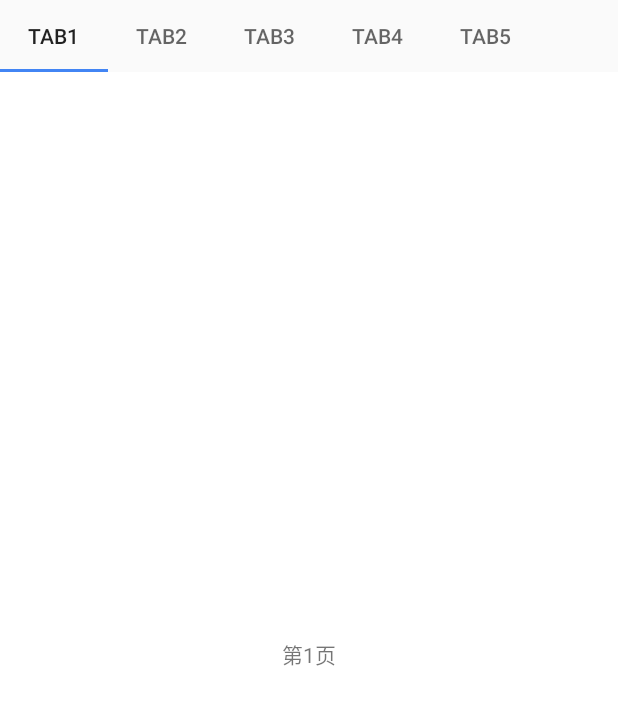
After one commit to Gaih/weiboDemo, an Android app: the News screen opened directly, with no data from a screen before it, on a phone screen of 412 x 824 dp. The commit adds this screen. Shown: the top 705 px of the screen. Run offline under Robolectric (Android 15) with nearby library versions, the phone set to English and light mode, and no system bars.

Commit message:
添加tablayout

```diff
--- a/app/src/main/java/com/liuhuan/demo/Login.java
+++ b/app/src/main/java/com/liuhuan/demo/Login.java
@@ -85,6 +85,7 @@ public class Login extends AppCompatActivity implements View.OnClickListener {
             case R.id.mReg:
                 Intent intent = new Intent(Login.this, Regiest.class);
                 startActivity(intent);
+                finish();
 
                 break;
             case R.id.mLogin:
@@ -93,6 +94,7 @@ public class Login extends AppCompatActivity implements View.OnClickListener {
                 }else {
                     mDialog = new ProgressDialog(Login.this);
                     mDialog.setTitle("登陆");
+
                     mDialog.setMessage("正在登陆服务器，请稍后...");
                     mDialog.show();
                     new Thread(mRunnable).start();
@@ -117,7 +119,7 @@ public class Login extends AppCompatActivity implements View.OnClickListener {
             Log.d("11111", formBody.toString());
 
             final Request request = new Request.Builder()
-                    .url("http://192.168.1.157:81/php/insert.php")
+                    .url("http://192.168.1.181/php/insert.php")
                     .post(formBody)
                     .build();
 //new call
@@ -164,6 +166,7 @@ public class Login extends AppCompatActivity implements View.OnClickListener {
                     mDialog.cancel();
                     Intent intent = new Intent(Login.this, MainActivity.class);
                     startActivity(intent);
+                    finish();
                     Toast.makeText(getApplicationContext(), "登录成功~", Toast.LENGTH_SHORT).show();
                     break;
                 case 1:
--- /dev/null
+++ b/app/src/main/java/com/liuhuan/demo/News.java
@@ -0,0 +1,29 @@
+package com.liuhuan.demo;
+
+import android.os.Bundle;
+import android.support.design.widget.TabLayout;
+import android.support.v4.view.ViewPager;
+import android.support.v7.app.AppCompatActivity;
+
+import com.liuhuan.demo.fragment.MyFragmentPagerAdapter;
+
+/**
+ * Created by Administrator on 2017/3/23.
+ */
+
+public class News extends AppCompatActivity {
+
+    @Override
+    protected void onCreate(Bundle savedInstanceState) {
+        super.onCreate(savedInstanceState);
+        setContentView(R.layout.news);
+        ViewPager viewPager = (ViewPager) findViewById(R.id.viewPager);
+        MyFragmentPagerAdapter adapter = new MyFragmentPagerAdapter(getSupportFragmentManager(),
+                this);
+        viewPager.setAdapter(adapter);
+
+        //TabLayout
+        TabLayout tabLayout = (TabLayout) findViewById(R.id.tabLayout);
+        tabLayout.setupWithViewPager(viewPager);
+    }
+}
--- /dev/null
+++ b/app/src/main/java/com/liuhuan/demo/fragment/MyFragmentPagerAdapter.java
@@ -0,0 +1,36 @@
+package com.liuhuan.demo.fragment;
+
+import android.content.Context;
+import android.support.v4.app.Fragment;
+import android.support.v4.app.FragmentManager;
+import android.support.v4.app.FragmentPagerAdapter;
+
+/**
+ * Created by Administrator on 2017/3/23.
+ */
+
+public class MyFragmentPagerAdapter extends FragmentPagerAdapter {
+    public final int COUNT = 5;
+    private String[] titles = new String[]{"Tab1", "Tab2", "Tab3", "Tab4", "Tab5"};
+    private Context context;
+
+    public MyFragmentPagerAdapter(FragmentManager fm, Context context) {
+        super(fm);
+        this.context = context;
+    }
+
+    @Override
+    public Fragment getItem(int position) {
+        return PageFragment.newInstance(position + 1);
+    }
+
+    @Override
+    public int getCount() {
+        return COUNT;
+    }
+
+    @Override
+    public CharSequence getPageTitle(int position) {
+        return titles[position];
+    }
+}
--- /dev/null
+++ b/app/src/main/java/com/liuhuan/demo/fragment/PageFragment.java
@@ -0,0 +1,44 @@
+package com.liuhuan.demo.fragment;
+
+import android.os.Bundle;
+import android.support.annotation.Nullable;
+import android.support.v4.app.Fragment;
+import android.view.LayoutInflater;
+import android.view.View;
+import android.view.ViewGroup;
+import android.widget.TextView;
+
+import com.liuhuan.demo.R;
+
+/**
+ * Created by Administrator on 2017/3/23.
+ */
+
+public class PageFragment extends Fragment {
+    public static final String ARGS_PAGE = "args_page";
+    private int mPage;
+
+    public static PageFragment newInstance(int page) {
+        Bundle args = new Bundle();
+
+        args.putInt(ARGS_PAGE, page);
+        PageFragment fragment = new PageFragment();
+        fragment.setArguments(args);
+        return fragment;
+    }
+
+    @Override
+    public void onCreate(Bundle savedInstanceState) {
+        super.onCreate(savedInstanceState);
+        mPage = getArguments().getInt(ARGS_PAGE);
+    }
+
+    @Nullable
+    @Override
+    public View onCreateView(LayoutInflater inflater, ViewGroup container, Bundle savedInstanceState) {
+        View view = inflater.inflate(R.layout.fragment,container,false);
+        TextView textView = (TextView) view.findViewById(R.id.textView);
+        textView.setText("第"+mPage+"页");
+        return view;
+    }
+}
--- /dev/null
+++ b/app/src/main/res/layout/fragment.xml
@@ -0,0 +1,12 @@
+<?xml version="1.0" encoding="utf-8"?>
+<LinearLayout xmlns:android="http://schemas.android.com/apk/res/android"
+              android:layout_width="match_parent"
+              android:layout_height="match_parent"
+              android:orientation="vertical">
+    <TextView
+        android:id="@+id/textView"
+        android:layout_width="match_parent"
+        android:layout_height="match_parent"
+        android:gravity="center"
+        />
+</LinearLayout>
--- /dev/null
+++ b/app/src/main/res/layout/news.xml
@@ -0,0 +1,20 @@
+<?xml version="1.0" encoding="utf-8"?>
+<LinearLayout xmlns:android="http://schemas.android.com/apk/res/android"
+              android:layout_width="match_parent"
+              android:layout_height="match_parent"
+              xmlns:app="http://schemas.android.com/apk/res-auto"
+              android:orientation="vertical">
+    <android.support.design.widget.TabLayout
+        android:id="@+id/tabLayout"
+        android:layout_width="match_parent"
+        android:layout_height="wrap_content"
+        app:tabMode="scrollable"
+        />
+    <android.support.v4.view.ViewPager
+        android:id="@+id/viewPager"
+        android:layout_width="match_parent"
+        android:layout_height="0dp"
+        android:layout_weight="1"
+        android:background="#ffffff"
+        />
+</LinearLayout>
```
Also changed, not shown: app/src/main/AndroidManifest.xml (+10 -9 lines), app/src/main/java/com/liuhuan/demo/MainActivity.java (+29 -10 lines), app/src/main/java/com/liuhuan/demo/SendMess.java (+9 -2 lines).
